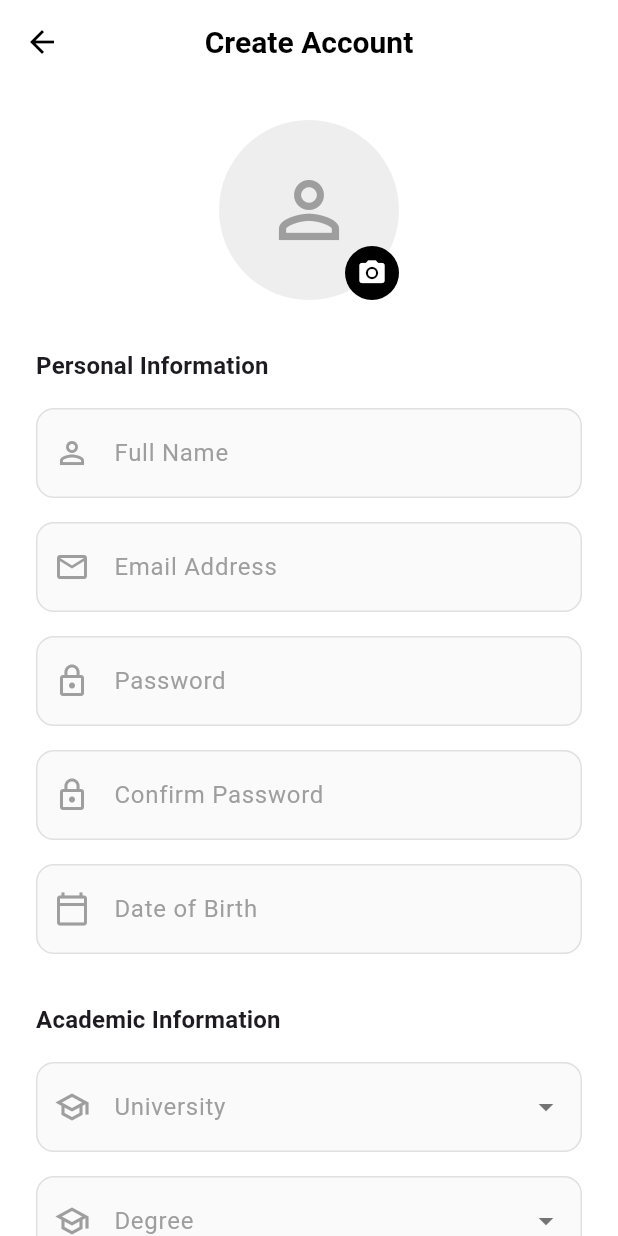
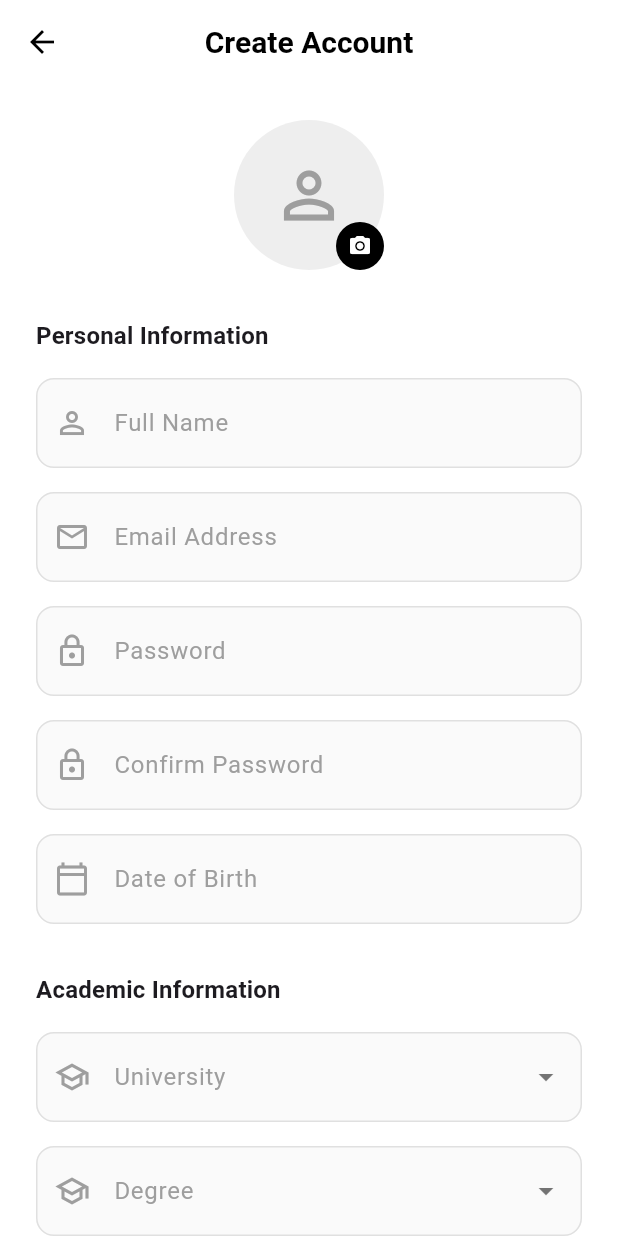
Before and after one commit to s3fyi8u/sdotist, a Flutter app: the LoginScreen screen opened by its route, after a tap on "Create Account", on a phone screen of 412 x 824 dp. Run offline on Flutter 3.47's test engine with Material 3 defaults, Android fonts, the phone set to English and light mode, and no system bars; our stand-ins replace cached_network_image, dio, flutter_secure_storage, image_picker, package_info_plus; accounts and stored records are empty; network calls fail.

Commit message:
Redesign auth screens with responsive card layout

```diff
--- a/flutter_app/lib/features/auth/screens/login_screen.dart
+++ b/flutter_app/lib/features/auth/screens/login_screen.dart
@@ -3,6 +3,7 @@
 import 'package:provider/provider.dart';
 import '../../../core/widgets/primary_button.dart';
 import '../../../core/widgets/custom_text_field.dart';
+import '../../../core/widgets/responsive_layout.dart';
 
 class LoginScreen extends StatefulWidget {
   const LoginScreen({super.key});
@@ -18,16 +19,69 @@
 
   @override
   Widget build(BuildContext context) {
-    final authProvider = Provider.of<AuthProvider>(context);
+    return ResponsiveLayout(
+      mobileScaffold: _buildMobileScaffold(context),
+      tabletScaffold: _buildDesktopScaffold(context),
+      desktopScaffold: _buildDesktopScaffold(context),
+    );
+  }
 
+  Widget _buildDesktopScaffold(BuildContext context) {
     final isDark = Theme.of(context).brightness == Brightness.dark;
+    return Scaffold(
+      backgroundColor: isDark ? const Color(0xFF121212) : const Color(0xFFF5F5F5),
+      body: Center(
+        child: SingleChildScrollView(
+          padding: const EdgeInsets.all(24),
+          child: Column(
+            mainAxisAlignment: MainAxisAlignment.center,
+            children: [
+              // Logo/Brand for Desktop
+               Row(
+                mainAxisSize: MainAxisSize.min,
+                children: [
+                  Image.asset(
+                    'assets/images/logo.png',
+                    height: 50,
+                    color: isDark ? Colors.white : Colors.black,
+                  ),
+                  const SizedBox(width: 16),
+                  Text(
+                    'sdotist',
+                    style: TextStyle(
+                      fontSize: 32,
+                      fontWeight: FontWeight.bold,
+                      letterSpacing: -1,
+                      color: isDark ? Colors.white : Colors.black,
+                    ),
+                  ),
+                ],
+              ),
+              const SizedBox(height: 48),
 
+              Card(
+                elevation: 4,
+                shape: RoundedRectangleBorder(borderRadius: BorderRadius.circular(24)),
+                color: isDark ? const Color(0xFF1E1E1E) : Colors.white,
+                child: Container(
+                  width: 450,
+                  padding: const EdgeInsets.all(40),
+                  child: _buildLoginForm(context),
+                ),
+              ),
+            ],
+          ),
+        ),
+      ),
+    );
+  }
+
+  Widget _buildMobileScaffold(BuildContext context) {
+    final isDark = Theme.of(context).brightness == Brightness.dark;
     return Scaffold(
       appBar: AppBar(
         backgroundColor: Colors.transparent,
         elevation: 0,
-        // The default BackButton is automatically added.
-        // We just need to ensure it contrasts with the background
         iconTheme: IconThemeData(
           color: isDark ? Colors.white : Colors.black,
         ),
@@ -35,21 +89,35 @@
       body: Center(
         child: SingleChildScrollView(
           padding: const EdgeInsets.all(24.0),
-          child: Form(
+          child: Column(
+            children: [
+              Hero(
+                tag: 'app_logo',
+                child: Image.asset(
+                  'assets/images/logo.png',
+                  height: 100,
+                  color: isDark ? Colors.white : Colors.black,
+                ),
+              ),
+              const SizedBox(height: 32),
+              _buildLoginForm(context),
+            ],
+          ),
+        ),
+      ),
+    );
+  }
+
+  Widget _buildLoginForm(BuildContext context) {
+    final authProvider = Provider.of<AuthProvider>(context);
+    final isDark = Theme.of(context).brightness == Brightness.dark;
+
+    return Form(
       key: _formKey,
       child: Column(
         mainAxisAlignment: MainAxisAlignment.center,
         crossAxisAlignment: CrossAxisAlignment.stretch,
         children: [
-                  // Logo
-                Hero(
-                  tag: 'app_logo',
-                  child: Image.asset(
-                    'assets/images/logo.png', // Corrected per user request
-                    height: 100,
-                  ),
-                ),
-                const SizedBox(height: 32),
           Text(
             'Welcome Back!',
             textAlign: TextAlign.center,
@@ -103,8 +171,6 @@
                     Navigator.pop(context);
                   }
                 } catch (e) {
-                         // ... existing error handling
-                         // Ideally use a custom snackbar/toast if possible, sticking to ScaffoldMessenger for now
                    if (context.mounted) {
                      ScaffoldMessenger.of(context).showSnackBar(
                        SnackBar(content: Text('Login failed: $e')),
@@ -137,9 +203,6 @@
           ),
         ],
       ),
-          ),
-        ),
-      ),
     );
   }
 }
--- a/flutter_app/lib/features/auth/screens/register_screen.dart
+++ b/flutter_app/lib/features/auth/screens/register_screen.dart
@@ -6,7 +6,8 @@
 import 'dart:io';
 import '../../../core/widgets/primary_button.dart';
 import '../../../core/widgets/custom_text_field.dart';
-import '../../../core/widgets/searchable_dropdown.dart'; // Import
+import '../../../core/widgets/searchable_dropdown.dart';
+import '../../../core/widgets/responsive_layout.dart';
 
 
 class RegisterScreen extends StatefulWidget {
@@ -156,16 +157,78 @@
 
   @override
   Widget build(BuildContext context) {
-    final authProvider = Provider.of<AuthProvider>(context);
+    return ResponsiveLayout(
+      mobileScaffold: _buildMobileScaffold(context),
+      tabletScaffold: _buildDesktopScaffold(context),
+      desktopScaffold: _buildDesktopScaffold(context),
+    );
+  }
 
+  Widget _buildDesktopScaffold(BuildContext context) {
     final isDark = Theme.of(context).brightness == Brightness.dark;
+    return Scaffold(
+      backgroundColor: isDark ? const Color(0xFF121212) : const Color(0xFFF5F5F5),
+      body: Center(
+        child: SingleChildScrollView(
+          padding: const EdgeInsets.all(24),
+          child: Column(
+            mainAxisAlignment: MainAxisAlignment.center,
+            children: [
+               Row(
+                mainAxisSize: MainAxisSize.min,
+                children: [
+                  Image.asset(
+                    'assets/images/logo.png',
+                    height: 50,
+                    color: isDark ? Colors.white : Colors.black,
+                  ),
+                  const SizedBox(width: 16),
+                  Text(
+                    'sdotist',
+                    style: TextStyle(
+                      fontSize: 32,
+                      fontWeight: FontWeight.bold,
+                      letterSpacing: -1,
+                      color: isDark ? Colors.white : Colors.black,
+                    ),
+                  ),
+                ],
+              ),
+              const SizedBox(height: 32),
+              Card(
+                elevation: 4,
+                shape: RoundedRectangleBorder(borderRadius: BorderRadius.circular(24)),
+                color: isDark ? const Color(0xFF1E1E1E) : Colors.white,
+                child: Container(
+                  width: 500,
+                  padding: const EdgeInsets.all(40),
+                  child: _buildRegisterForm(context),
+                ),
+              ),
+            ],
+          ),
+        ),
+      ),
+    );
+  }
 
+  Widget _buildMobileScaffold(BuildContext context) {
     return Scaffold(
       appBar: AppBar(title: const Text('Create Account')),
       body: Center(
         child: SingleChildScrollView(
           padding: const EdgeInsets.all(24.0),
-          child: Form(
+          child: _buildRegisterForm(context),
+        ),
+      ),
+    );
+  }
+
+  Widget _buildRegisterForm(BuildContext context) {
+    final authProvider = Provider.of<AuthProvider>(context);
+    final isDark = Theme.of(context).brightness == Brightness.dark;
+
+    return Form(
       key: _formKey,
       child: Column(
         mainAxisAlignment: MainAxisAlignment.center,
@@ -178,11 +241,11 @@
                 GestureDetector(
                   onTap: _pickImage,
                   child: CircleAvatar(
-                          radius: 60,
+                    radius: 50,
                     backgroundColor: isDark ? Colors.grey[800] : Colors.grey[200],
                     backgroundImage: _imageFile != null ? FileImage(_imageFile!) : null,
                     child: _imageFile == null
-                              ? Icon(Icons.person_outline, size: 60, color: isDark ? Colors.white54 : Colors.grey)
+                        ? Icon(Icons.person_outline, size: 50, color: isDark ? Colors.white54 : Colors.grey)
                         : null,
                   ),
                 ),
@@ -197,7 +260,7 @@
                     ),
                     child: Icon(
                       Icons.camera_alt,
-                            size: 20,
+                      size: 16,
                       color: isDark ? Colors.black : Colors.white,
                     ),
                   ),
@@ -422,9 +485,6 @@
           ),
         ],
       ),
-          ),
-        ),
-      ),
     );
   }
 }
```
Lines whose indentation alone changed are shown as unchanged.
